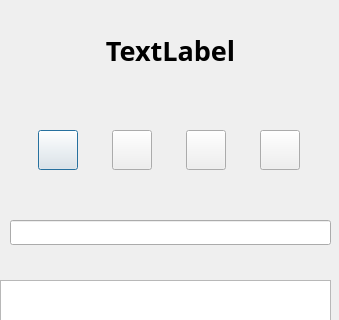
Old version of the form packages/OntologyBuilder/OntologyEquationEditor/ui_qudt_iri_fetcher_dialog.ui in the repository heinz-preisig/ProMo13; both pictures show x 0 to 339 and y 0 to 320 of the 339 by 1175 pixel window.
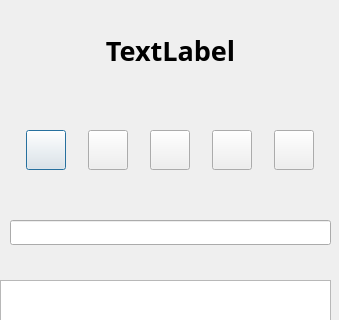
New version of the form.

```diff
--- a/packages/OntologyBuilder/OntologyEquationEditor/ui_qudt_iri_fetcher_dialog.ui
+++ b/packages/OntologyBuilder/OntologyEquationEditor/ui_qudt_iri_fetcher_dialog.ui
@@ -173,6 +173,31 @@
       </property>
      </widget>
     </item>
+    <item>
+     <widget class="QPushButton" name="push_5">
+      <property name="sizePolicy">
+       <sizepolicy hsizetype="Expanding" vsizetype="Expanding">
+        <horstretch>0</horstretch>
+        <verstretch>0</verstretch>
+       </sizepolicy>
+      </property>
+      <property name="minimumSize">
+       <size>
+        <width>40</width>
+        <height>40</height>
+       </size>
+      </property>
+      <property name="maximumSize">
+       <size>
+        <width>40</width>
+        <height>40</height>
+       </size>
+      </property>
+      <property name="text">
+       <string/>
+      </property>
+     </widget>
+    </item>
    </layout>
   </widget>
   <widget class="QLabel" name="label">
```
